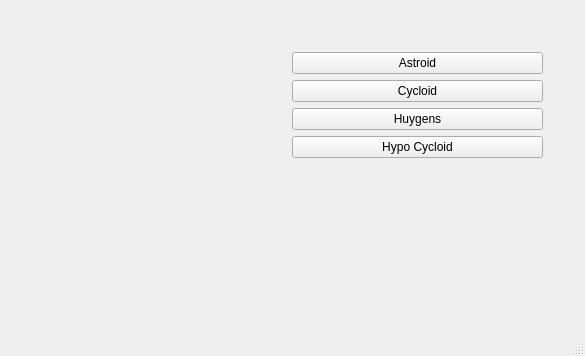
Before: the Qt Designer form mainwindow.ui in walterzhu29/QtCurvesCpp, drawn with Qt 5.
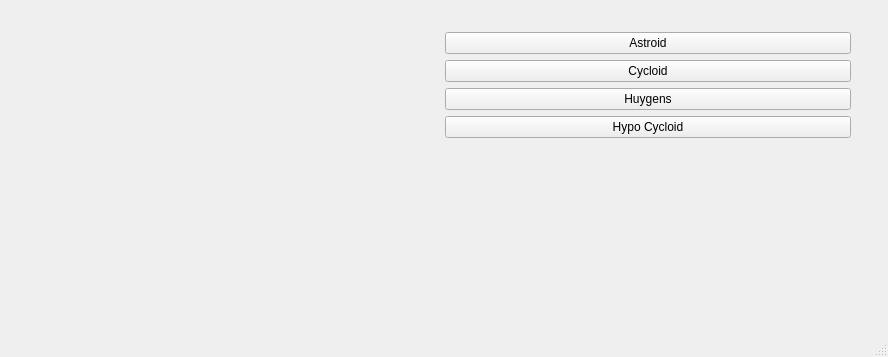
After: the same form once the commit is applied. Custom widgets are drawn as their Qt base class.

Commit message: Draw the Astroid by points

```diff
--- a/mainwindow.ui
+++ b/mainwindow.ui
@@ -6,8 +6,8 @@
    <rect>
     <x>0</x>
     <y>0</y>
-    <width>585</width>
-    <height>356</height>
+    <width>888</width>
+    <height>357</height>
    </rect>
   </property>
   <property name="windowTitle">
@@ -17,10 +17,10 @@
    <widget class="QWidget" name="">
     <property name="geometry">
      <rect>
-      <x>23</x>
-      <y>41</y>
-      <width>531</width>
-      <height>271</height>
+      <x>21</x>
+      <y>21</y>
+      <width>841</width>
+      <height>311</height>
      </rect>
     </property>
     <layout class="QHBoxLayout" name="horizontalLayout">
```
The commit also changes 2 other files.
